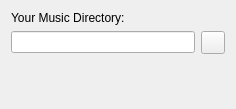
The window that quarkplayer-plugins/filebrowser/config/FileBrowserConfigWidget.ui (tkrotoff/QuarkPlayer) describes before a commit, drawn with Qt 5.
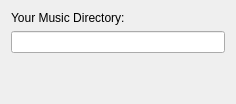
The same window after the commit. Custom widgets are drawn as their Qt base class.

Commit message: Integrates findsubtitles plugin with QuaZIP Other minor modifications: - rename "locale" to "language". locale as a different meaning, see QLocale and QWidget::locale() - try to fix multiple playlist (new class PlaylistConfig) - new class Languages - fix minizip compilation

Diff of the .ui file:
```diff
--- a/quarkplayer-plugins/filebrowser/config/FileBrowserConfigWidget.ui
+++ b/quarkplayer-plugins/filebrowser/config/FileBrowserConfigWidget.ui
@@ -5,8 +5,8 @@
    <rect>
     <x>0</x>
     <y>0</y>
-    <width>235</width>
-    <height>109</height>
+    <width>232</width>
+    <height>104</height>
    </rect>
   </property>
   <layout class="QGridLayout" name="gridLayout" >
@@ -18,12 +18,9 @@
     </widget>
    </item>
    <item row="1" column="0" >
-    <widget class="QLineEdit" name="musicDirLineEdit" />
+    <widget class="FileChooserWidget" name="fileChooserWidget" />
    </item>
-   <item row="1" column="1" >
-    <widget class="QToolButton" name="browseButton" />
-   </item>
-   <item row="2" column="0" colspan="2" >
+   <item row="2" column="0" >
     <spacer name="verticalSpacer" >
      <property name="orientation" >
       <enum>Qt::Vertical</enum>
@@ -38,6 +35,13 @@
    </item>
   </layout>
  </widget>
+ <customwidgets>
+  <customwidget>
+   <class>FileChooserWidget</class>
+   <extends>QLineEdit</extends>
+   <header location="global" >tkutil/FileChooserWidget.h</header>
+  </customwidget>
+ </customwidgets>
  <resources/>
  <connections/>
 </ui>
```
The commit also changes 49 other files.
